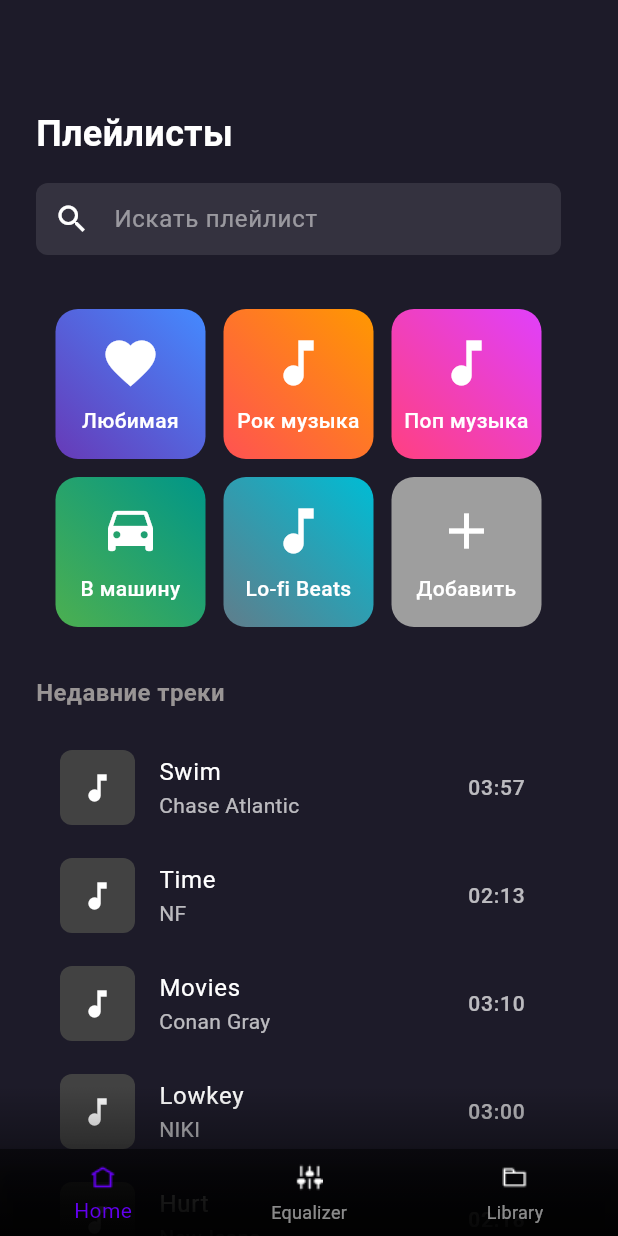
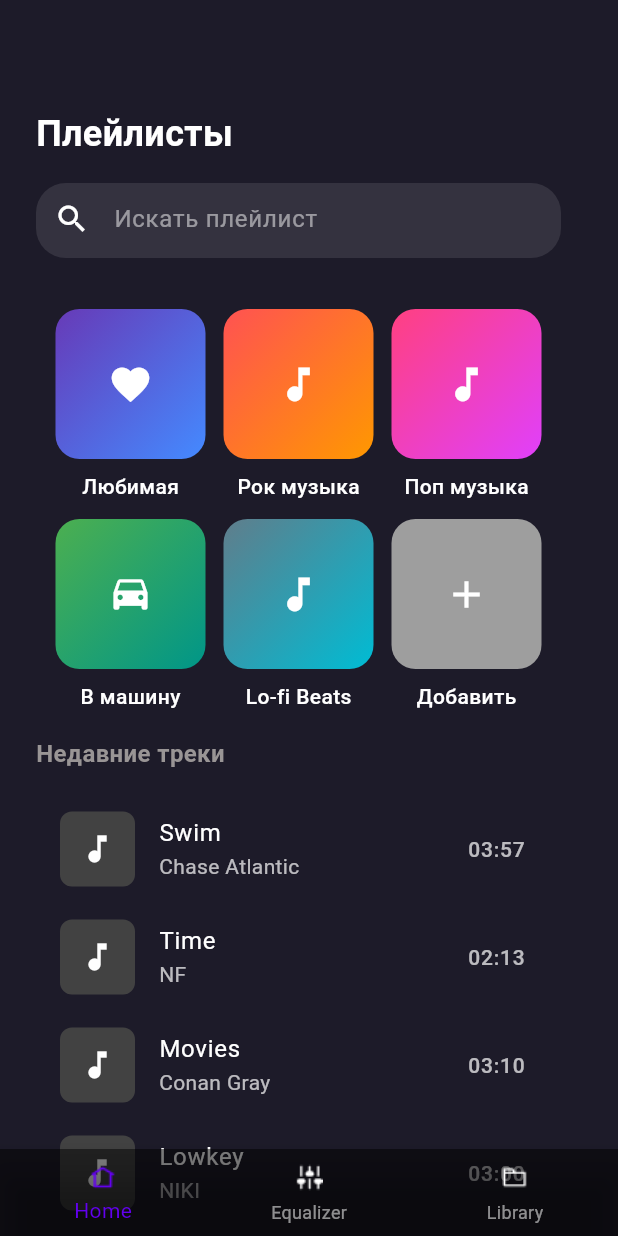
Before and after one commit to Inconsp1cuous/bassify, a Flutter app: the screen it shows after launch, on a phone screen of 412 x 824 dp. Run offline on Flutter 3.47's test engine with Material 3 defaults, Android fonts, the phone set to English and light mode, and no system bars; Roboto replaces fonts that are missing (OpenSans).

Commit message:
final home_page

```diff
--- a/lib/screens/home_screen.dart
+++ b/lib/screens/home_screen.dart
@@ -86,22 +86,21 @@ class _HomeScreenState extends State<HomeScreen> {
                       ),
                       const SizedBox(height: 16),
 
-                      // Поле поиска
-                      SizedBox(
+                      // Поле поиска с закругленными углами
+                      Container(
                         width: 350, // Фиксированная ширина
                         height: 50, // Фиксированная высота
+                        decoration: BoxDecoration(
+                          color: Colors.white.withOpacity(0.1),
+                          borderRadius: BorderRadius.circular(20), // Закругленные углы
+                        ),
                         child: TextField(
                           decoration: InputDecoration(
                             hintText: 'Искать плейлист',
                             hintStyle: TextStyle(color: Colors.white.withOpacity(0.5)),
                             prefixIcon: const Icon(Icons.search, color: Colors.white),
-                            filled: true,
-                            fillColor: Colors.white.withOpacity(0.1),
-                            border: OutlineInputBorder(
-                              borderRadius: BorderRadius.circular(8),
-                              borderSide: BorderSide.none,
-                            ),
-                            contentPadding: const EdgeInsets.symmetric(vertical: 12), // Отступы внутри поля
+                            border: InputBorder.none, // Убираем стандартную границу
+                            contentPadding: const EdgeInsets.symmetric(vertical: 12, horizontal: 16), // Отступы внутри поля
                           ),
                         ),
                       ),
@@ -129,6 +128,7 @@ class _HomeScreenState extends State<HomeScreen> {
                                 icon: Icons.favorite,
                                 onPressed: () {},
                                 size: 100,
+                                imageUrl: null, // Нет фото, будет стандартный вид
                               ),
                               PlaylistButton(
                                 text: 'Рок музыка',
@@ -137,6 +137,7 @@ class _HomeScreenState extends State<HomeScreen> {
                                 icon: Icons.music_note,
                                 onPressed: () {},
                                 size: 100,
+                                imageUrl: null,
                               ),
                               PlaylistButton(
                                 text: 'Поп музыка',
@@ -145,6 +146,7 @@ class _HomeScreenState extends State<HomeScreen> {
                                 icon: Icons.music_note,
                                 onPressed: () {},
                                 size: 100,
+                                imageUrl: null, // Нет фото, будет стандартный вид
                               ),
                               PlaylistButton(
                                 text: 'В машину',
@@ -153,6 +155,7 @@ class _HomeScreenState extends State<HomeScreen> {
                                 icon: Icons.drive_eta,
                                 onPressed: () {},
                                 size: 100,
+                                imageUrl: null, // Нет фото, будет стандартный вид
                               ),
                               PlaylistButton(
                                 text: 'Lo-fi Beats',
@@ -161,6 +164,7 @@ class _HomeScreenState extends State<HomeScreen> {
                                 icon: Icons.music_note,
                                 onPressed: () {},
                                 size: 100,
+                                imageUrl: null, // Нет фото, будет стандартный вид
                               ),
                               // Кнопка для добавления нового плейлиста
                               PlaylistButton(
@@ -170,12 +174,13 @@ class _HomeScreenState extends State<HomeScreen> {
                                 icon: Icons.add,
                                 onPressed: _addNewPlaylist,
                                 size: 100,
+                                imageUrl: null,
                               ),
                             ],
                           ),
                         ),
                       ),
-                      const SizedBox(height: 24),
+                      const SizedBox(height: 65),
 
                       // Заголовок "Недавние треки"
                       const Text(
@@ -191,8 +196,8 @@ class _HomeScreenState extends State<HomeScreen> {
 
                       // Контейнер для списка треков
                       Container(
-                        width: 350, // 85% от ширины экрана
-                        height: 340, // 35% от высоты экрана
+                        width: 350,
+                        height: 340,
                         decoration: BoxDecoration(
                           color: const Color(0xFF1D1B29),
                           borderRadius: BorderRadius.circular(16),
@@ -205,16 +210,11 @@ class _HomeScreenState extends State<HomeScreen> {
                             RecentTrackItem(title: 'Movies', artist: 'Conan Gray', duration: '03:10', onPressed: () {}),
                             RecentTrackItem(title: 'Lowkey', artist: 'NIKI', duration: '03:00', onPressed: () {}),
                             RecentTrackItem(title: 'Hurt', artist: 'NewJeans', duration: '02:18', onPressed: () {}),
-                            RecentTrackItem(title: 'Ocean Eyes', artist: 'Billie Eilish', duration: '03:20', onPressed: () {}),
-                            RecentTrackItem(title: 'Blinding Lights', artist: 'The Weeknd', duration: '03:22', onPressed: () {}),
-                            RecentTrackItem(title: 'Levitating', artist: 'Dua Lipa', duration: '03:23', onPressed: () {}),
-                            RecentTrackItem(title: 'Peaches', artist: 'Justin Bieber', duration: '03:18', onPressed: () {}),
-                            RecentTrackItem(title: 'Drivers License', artist: 'Olivia Rodrigo', duration: '04:02', onPressed: () {}),
-                            RecentTrackItem(title: 'Good 4 U', artist: 'Olivia Rodrigo', duration: '02:58', onPressed: () {}),
-                            RecentTrackItem(title: 'Stay', artist: 'The Kid LAROI & Justin Bieber', duration: '02:21', onPressed: () {}),
-                            RecentTrackItem(title: 'Montero (Call Me By Your Name)', artist: 'Lil Nas X', duration: '02:50', onPressed: () {}),
-                            RecentTrackItem(title: 'Save Your Tears', artist: 'The Weeknd', duration: '03:35', onPressed: () {}),
-                            RecentTrackItem(title: 'Kiss Me More', artist: 'Doja Cat ft. SZA', duration: '03:28', onPressed: () {}),
+                            RecentTrackItem(title: 'Swim', artist: 'Chase Atlantic', duration: '03:57', onPressed: () {}),
+                            RecentTrackItem(title: 'Time', artist: 'NF', duration: '02:13', onPressed: () {}),
+                            RecentTrackItem(title: 'Movies', artist: 'Conan Gray', duration: '03:10', onPressed: () {}),
+                            RecentTrackItem(title: 'Lowkey', artist: 'NIKI', duration: '03:00', onPressed: () {}),
+                            RecentTrackItem(title: 'Hurt', artist: 'NewJeans', duration: '02:18', onPressed: () {}),
                           ],
                         ),
                       ),
@@ -223,41 +223,14 @@ class _HomeScreenState extends State<HomeScreen> {
                 ),
               ),
 
-              // Градиентный прозрачный бар
-              Positioned(
-                bottom: 0,
-                left: 0,
-                right: 0,
-                child: Container(
-                  height: 100, // Высота градиентного бара
-                  decoration: BoxDecoration(
-                    gradient: LinearGradient(
-                      begin: Alignment.topCenter,
-                      end: Alignment.bottomCenter,
-                      colors: [
-                        Colors.transparent, // Полностью прозрачный
-                        Colors.black.withOpacity(0.8), // Полупрозрачный черный
-                      ],
-                    ),
-                  ),
-                ),
-              ),
-
-              // Полупрозрачный BottomNavigationBar с градиентом
+              // Полупрозрачный BottomNavigationBar
               Positioned(
                 bottom: 0,
                 left: 0,
                 right: 0,
                 child: Container(
                   decoration: BoxDecoration(
-                    gradient: LinearGradient(
-                      begin: Alignment.topCenter,
-                      end: Alignment.bottomCenter,
-                      colors: [
-                        Colors.black.withOpacity(0.5), // Полупрозрачный черный
-                        Colors.black.withOpacity(0.8), // Более насыщенный черный
-                      ],
-                    ),
+                    color: Colors.black.withOpacity(0.5), // Полупрозрачный черный фон
                   ),
                   child: BottomNavigationBar(
                     backgroundColor: Colors.transparent, // Прозрачный фон
@@ -266,7 +239,7 @@ class _HomeScreenState extends State<HomeScreen> {
                         icon: ImageIcon(
                           AssetImage('assets/images/home_icon.png'),
                           size: 24,
-                          color: Color(0xFF6200EE), // Цвет иконки
+                          color: Color(0xFF6200EE), // Цвет иконки (непрозрачный)
                         ),
                         label: 'Home',
                       ),
@@ -274,7 +247,7 @@ class _HomeScreenState extends State<HomeScreen> {
                         icon: ImageIcon(
                           AssetImage('assets/images/equalizer_icon.png'),
                           size: 24,
-                          color: Colors.white, // Цвет иконки
+                          color: Colors.white, // Цвет иконки (непрозрачный)
                         ),
                         label: 'Equalizer',
                       ),
@@ -282,14 +255,14 @@ class _HomeScreenState extends State<HomeScreen> {
                         icon: ImageIcon(
                           AssetImage('assets/images/library_icon.png'),
                           size: 24,
-                          color: Colors.white, // Цвет иконки
+                          color: Colors.white, // Цвет иконки (непрозрачный)
                         ),
                         label: 'Library',
                       ),
                     ],
                     currentIndex: 0,
-                    selectedItemColor: const Color(0xFF6200EE), // Цвет выбранной иконки
-                    unselectedItemColor: Colors.white54, // Цвет невыбранной иконки
+                    selectedItemColor: const Color(0xFF6200EE), // Цвет выбранной иконки (непрозрачный)
+                    unselectedItemColor: Colors.white54, // Цвет невыбранной иконки (полупрозрачный)
                     onTap: (index) {
                       // Действие при нажатии на элемент навигации
                     },
--- a/lib/widget/playlist_button.dart
+++ b/lib/widget/playlist_button.dart
@@ -2,10 +2,12 @@ import 'package:flutter/material.dart';
 
 class PlaylistButton extends StatelessWidget {
   final String text;
-  final Color color1, color2;
+  final Color color1;
+  final Color color2;
   final IconData icon;
   final VoidCallback onPressed;
   final double size;
+  final String? imageUrl; // URL изображения (если есть)
 
   const PlaylistButton({
     Key? key,
@@ -15,30 +17,40 @@ class PlaylistButton extends StatelessWidget {
     required this.icon,
     required this.onPressed,
     required this.size,
+    this.imageUrl,
   }) : super(key: key);
 
   @override
   Widget build(BuildContext context) {
-    return SizedBox(
+    return Column(
+      children: [
+        GestureDetector(
+          onTap: onPressed,
+          child: Container(
             width: size,
             height: size,
-      child: InkWell(
-        onTap: onPressed,
-        child: Container(
             decoration: BoxDecoration(
-            gradient: LinearGradient(
+              borderRadius: BorderRadius.circular(16),
+              gradient: imageUrl == null
+                  ? LinearGradient(
                       colors: [color1, color2],
-              begin: Alignment.bottomLeft,
-              end: Alignment.topRight,
+                      begin: Alignment.topLeft,
+                      end: Alignment.bottomRight,
+                    )
+                  : null,
+              image: imageUrl != null
+                  ? DecorationImage(
+                      image: AssetImage(imageUrl!),
+                      fit: BoxFit.cover,
+                    )
+                  : null,
             ),
-            borderRadius: BorderRadius.circular(15),
+            child: imageUrl == null
+                ? Icon(icon, color: Colors.white, size: 30)
+                : null,
           ),
-          alignment: Alignment.center,
-          child: Column(
-            mainAxisAlignment: MainAxisAlignment.center,
-            children: [
-              Icon(icon, size: 40, color: Colors.white),
-              const SizedBox(height: 8),
+        ),
+        const SizedBox(height: 8), // Отступ между картинкой и текстом
         Text(
           text,
           style: const TextStyle(
@@ -46,12 +58,8 @@ class PlaylistButton extends StatelessWidget {
             fontSize: 14,
             fontWeight: FontWeight.w500,
           ),
-                textAlign: TextAlign.center,
         ),
       ],
-          ),
-        ),
-      ),
     );
   }
 }
--- a/lib/widget/recent_track_item.dart
+++ b/lib/widget/recent_track_item.dart
@@ -28,7 +28,7 @@ class RecentTrackItem extends StatelessWidget {
           image: imageUrl != null
               ? DecorationImage(
                   image: NetworkImage(imageUrl!),
-                  fit: BoxFit.cover, // Изображение заполняет квадрат
+                  fit: BoxFit.cover,
                 )
               : null,
         ),
--- a/pubspec.yaml
+++ b/pubspec.yaml
@@ -63,9 +63,9 @@ flutter:
 
   # To add assets to your application, add an assets section, like this:
   assets:
-  #   - images/a_dot_burr.jpeg
-  #   - images/a_dot_ham.jpeg
       - assets/images/
+
+
 
   # An image asset can refer to one or more resolution-specific "variants", see
   # https://flutter.dev/to/resolution-aware-images
```
Also changed, not shown: assets/images/search_icon.png (added), images/Create New Playlist.png (added), images/Equalizer.png (added), images/Home page.png (added), images/Launch screen.png (added), images/Library.png (added), images/Playlist.png (added), images/Song.png (added). Lines whose indentation alone changed are shown as unchanged.
